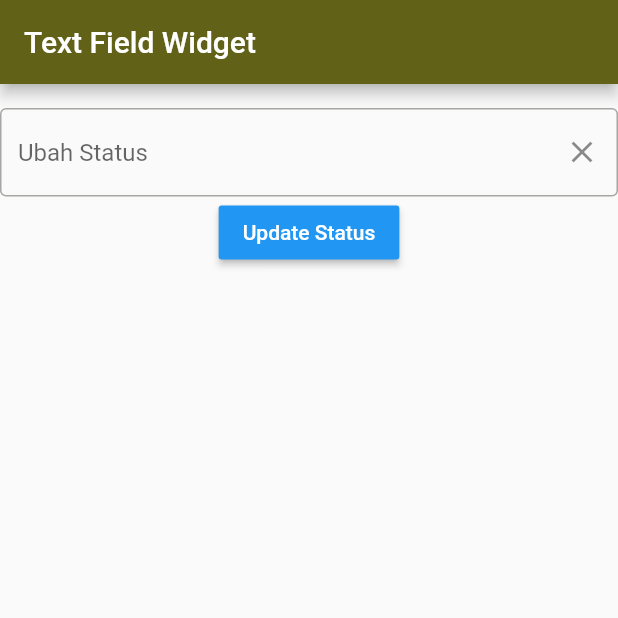
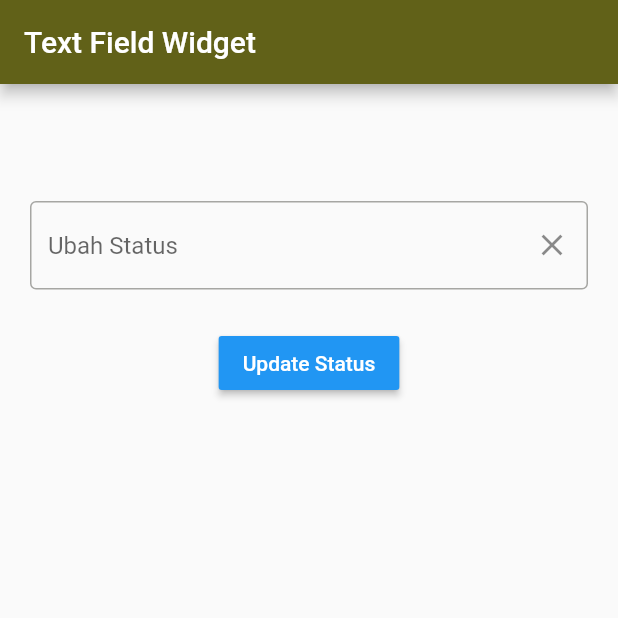
Before and after one commit to zahwasakti/Flutter-Basic, a Flutter app: the screen it shows after launch, on a phone screen of 412 x 824 dp, the top half of it. Run offline on Flutter 3.47's test engine with Material 2 defaults, Android fonts, the phone set to English and light mode, and no system bars.

Commit message:
adding decoration

```diff
--- a/flutter_project_1/lib/widget/widget3.dart
+++ b/flutter_project_1/lib/widget/widget3.dart
@@ -17,9 +17,21 @@ String Status = "";
     return Scaffold(
       appBar: AppBar
       (title: const Text("Text Field Widget")),
-      body: Center(child: Column(children: [
+      body: Padding(
+        padding: const EdgeInsets.all(20),
+        child: Center(child: Column(children: [
+          SizedBox(
+            height: 15,),
           Container(
-          child: Text(Status),),
+            child: Text(Status,
+            style: TextStyle(
+              fontSize: 24,
+              fontWeight: FontWeight.w500,
+              fontStyle: FontStyle.italic,
+              color: Colors.green
+            ),),),
+            SizedBox(
+            height: 15,),
           TextField(
             controller: _myText,
             decoration: InputDecoration(
@@ -30,6 +42,8 @@ String Status = "";
               }, icon: Icon(Icons.clear))
             ),
           ),
+          SizedBox(
+            height: 25,),
           MaterialButton(
             onPressed: (){
               setState(() {
@@ -39,6 +53,7 @@ String Status = "";
         ],
         ),
         ),
+      ),
     );
   }
 }
```
Lines whose indentation alone changed are shown as unchanged.
